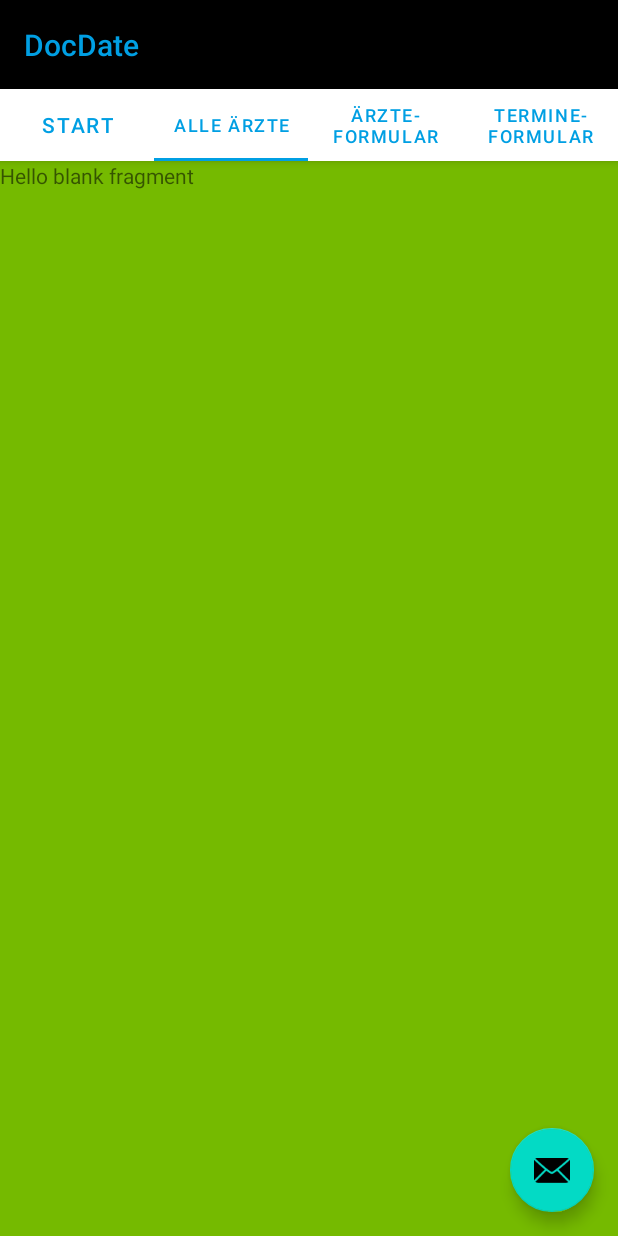
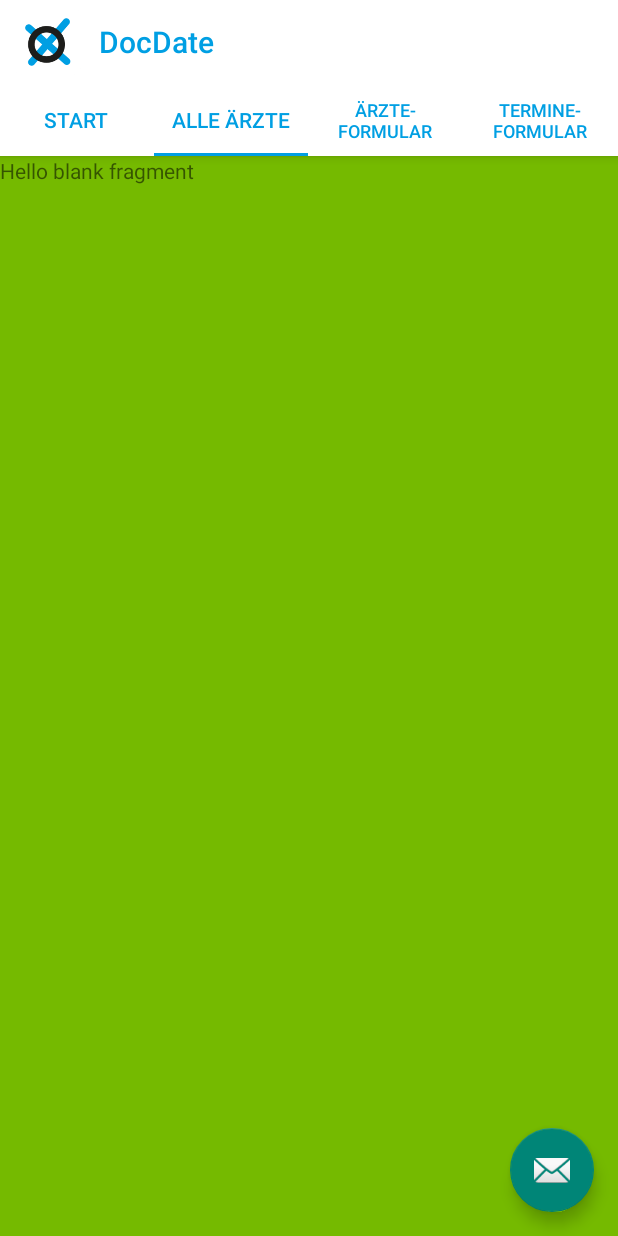
Before and after one commit to adamkhalil1/DocDate-Android-, an Android app: the screen it shows after launch (MainActivity), tab 2 chosen, on a phone screen of 412 x 824 dp. Run offline under Robolectric (Android 15) with nearby library versions, the phone set to English and light mode, and no system bars.

Commit message:
start screen view

```diff
--- a/app/src/main/java/com/example/docdate/MainActivity.java
+++ b/app/src/main/java/com/example/docdate/MainActivity.java
@@ -9,16 +9,24 @@ import com.google.android.material.tabs.TabLayout;
 import androidx.viewpager.widget.ViewPager;
 import androidx.appcompat.app.AppCompatActivity;
 
+import android.util.Log;
 import android.view.Menu;
 import android.view.MenuItem;
 import android.view.View;
+import android.widget.Button;
 
 import com.example.docdate.ui.main.SectionsPagerAdapter;
 import com.example.docdate.databinding.ActivityMainBinding;
 
+import java.util.ArrayList;
+import java.util.List;
+
 public class MainActivity extends AppCompatActivity {
 
     private ActivityMainBinding binding;
+    private ViewPager viewPager;
+
+//    private ArrayList<Doctor> doctorsList;
 
     @Override
     protected void onCreate(Bundle savedInstanceState) {
@@ -28,7 +36,7 @@ public class MainActivity extends AppCompatActivity {
         setContentView(binding.getRoot());
 
         SectionsPagerAdapter sectionsPagerAdapter = new SectionsPagerAdapter(this, getSupportFragmentManager());
-        ViewPager viewPager = binding.viewPager;
+        viewPager = binding.viewPager;
         viewPager.setAdapter(sectionsPagerAdapter);
         TabLayout tabs = binding.tabs;
         tabs.setupWithViewPager(viewPager);
@@ -37,9 +45,14 @@ public class MainActivity extends AppCompatActivity {
         fab.setOnClickListener(new View.OnClickListener() {
             @Override
             public void onClick(View view) {
-                Snackbar.make(view, "Replace with your own action", Snackbar.LENGTH_LONG)
+                Snackbar.make(view, "redirectButton.toString()", Snackbar.LENGTH_LONG)
                         .setAction("Action", null).show();
             }
         });
+
+    }
+
+    public void redirectToAllDocs(View view) {
+        viewPager.setCurrentItem(1);
     }
 }
--- a/app/src/main/java/com/example/docdate/tab1_fragment.java
+++ b/app/src/main/java/com/example/docdate/tab1_fragment.java
@@ -3,10 +3,13 @@ package com.example.docdate;
 import android.os.Bundle;
 
 import androidx.fragment.app.Fragment;
+import androidx.viewpager.widget.ViewPager;
 
+import android.util.Log;
 import android.view.LayoutInflater;
 import android.view.View;
 import android.view.ViewGroup;
+import android.widget.Button;
 
 /**
  * A simple {@link Fragment} subclass.
@@ -58,7 +61,8 @@ public class tab1_fragment extends Fragment {
     @Override
     public View onCreateView(LayoutInflater inflater, ViewGroup container,
                              Bundle savedInstanceState) {
-        // Inflate the layout for this fragment
         return inflater.inflate(R.layout.tab1_layout, container, false);
     }
+
+
 }
--- a/app/src/main/java/com/example/docdate/ui/main/SectionsPagerAdapter.java
+++ b/app/src/main/java/com/example/docdate/ui/main/SectionsPagerAdapter.java
@@ -2,6 +2,7 @@ package com.example.docdate.ui.main;
 
 import android.content.Context;
 
+import androidx.annotation.NonNull;
 import androidx.annotation.Nullable;
 import androidx.annotation.StringRes;
 import androidx.fragment.app.Fragment;
@@ -60,4 +61,6 @@ public class SectionsPagerAdapter extends FragmentPagerAdapter {
         // Show 2 total pages.
         return 4;
     }
+
+
 }
--- a/app/src/main/res/layout/activity_main.xml
+++ b/app/src/main/res/layout/activity_main.xml
@@ -10,8 +10,20 @@
         android:id="@+id/appBarLayout"
         android:layout_width="match_parent"
         android:layout_height="wrap_content"
-        android:background="@color/black"
+        android:background="@color/white"
         android:theme="@style/Theme.DocDate.AppBarOverlay">
+
+        <LinearLayout
+            android:layout_width="match_parent"
+            android:layout_height="match_parent"
+            android:orientation="horizontal">
+
+            <ImageView
+                android:id="@+id/imageView2"
+                android:layout_width="54dp"
+                android:layout_height="match_parent"
+                android:paddingStart="10dp"
+                app:srcCompat="@drawable/logo" />
 
             <TextView
                 android:id="@+id/title"
@@ -23,11 +35,14 @@
                 android:text="@string/app_name"
                 android:textAppearance="@style/TextAppearance.Widget.AppCompat.Toolbar.Title"
                 android:textColor="#009FE3" />
+        </LinearLayout>
 
         <com.google.android.material.tabs.TabLayout
             android:id="@+id/tabs"
             android:layout_width="match_parent"
             android:layout_height="wrap_content"
+            android:background="#FFFFFF"
+            android:backgroundTint="#FFFFFF"
             app:tabIconTint="@color/blue"
             app:tabIndicatorColor="#009FE3"
             app:tabTextColor="#009FE3" />
--- a/app/src/main/res/values-night/themes.xml
+++ b/app/src/main/res/values-night/themes.xml
@@ -1,6 +1,6 @@
 <resources xmlns:tools="http://schemas.android.com/tools">
     <!-- Base application theme. -->
-    <style name="Theme.DocDate" parent="Theme.MaterialComponents.DayNight.DarkActionBar">
+    <style name="Theme.DocDate" parent="Theme.AppCompat.DayNight.DarkActionBar">
         <!-- Primary brand color. -->
         <item name="colorPrimary">@color/purple_200</item>
         <item name="colorPrimaryVariant">@color/purple_700</item>
--- a/app/src/main/res/values/dimens.xml
+++ b/app/src/main/res/values/dimens.xml
@@ -2,7 +2,7 @@
     <!-- Default screen margins, per the Android Design guidelines. -->
     <dimen name="activity_horizontal_margin">16dp</dimen>
     <dimen name="activity_vertical_margin">16dp</dimen>
-    <dimen name="appbar_padding">16dp</dimen>
+    <dimen name="appbar_padding">12dp</dimen>
     <dimen name="fab_margin">16dp</dimen>
     <dimen name="appbar_padding_top">8dp</dimen>
 </resources>
--- a/app/src/main/res/values/strings.xml
+++ b/app/src/main/res/values/strings.xml
@@ -6,4 +6,9 @@
     <string name="tab_text_4"><![CDATA[Termine-\nFormular]]></string>
     <!-- TODO: Remove or change this placeholder text -->
     <string name="hello_blank_fragment">Hello blank fragment</string>
+    <string name="welcome_heading">Willkommen zu Docdate</string>
+    <string name="welcome_sub_heading">Mit DocDate finden Sie rasch einen Termin bei einem Arzt Ihrer Wahl.</string>
+    <string name="find_docs">Ärzte finden</string>
+    <string name="current_appointments">Aktuelle Termine</string>
+
 </resources>
--- a/app/src/main/res/values/themes.xml
+++ b/app/src/main/res/values/themes.xml
@@ -1,6 +1,6 @@
 <resources xmlns:tools="http://schemas.android.com/tools">
     <!-- Base application theme. -->
-    <style name="Theme.DocDate" parent="Theme.MaterialComponents.DayNight.DarkActionBar">
+    <style name="Theme.DocDate" parent="Theme.AppCompat.DayNight.DarkActionBar">
         <!-- Primary brand color. -->
         <item name="colorPrimary">@color/purple_500</item>
         <item name="colorPrimaryVariant">@color/purple_700</item>
```
Also changed, not shown: app/src/main/res/drawable/button_pill.xml (added, +21 -0 lines), app/src/main/res/layout/tab1_layout.xml (+102 -4 lines), app/src/main/res/drawable/logo.png (added), 1 other file. Lines whose indentation alone changed are shown as unchanged.
